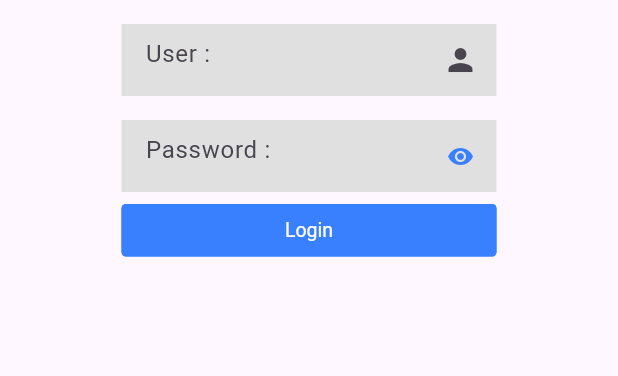
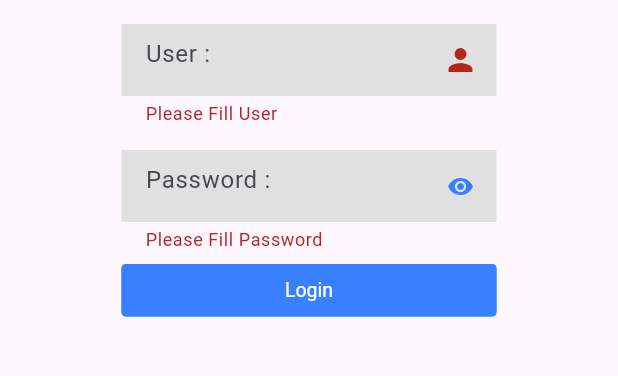
Before and after one commit to masterUNG/JayProJ, a Flutter app: the screen it shows after launch, after a tap on "Login", on a phone screen of 412 x 824 dp, the part 150-526 px from its top. Run offline on Flutter 3.47's test engine with Material 3 defaults, Android fonts, the phone set to English and light mode, and no system bars; drawn by our look-alikes of getwidget; our stand-ins replace dio, geolocator, get, image_picker; missing offline and left inert: scan.

Commit message:
Authen Success

```diff
--- /dev/null
+++ b/lib/models/user_model.dart
@@ -0,0 +1,69 @@
+import 'dart:convert';
+
+// ignore_for_file: public_member_api_docs, sort_constructors_first, non_constant_identifier_names
+class UserModel {
+  final String mem_id;
+  final String mem_name;
+  final String mem_address;
+  final String mem_tel;
+  final String mem_username;
+  final String mem_password;
+  final String mem_email;
+  final String mem_img;
+  final String mem_type;
+  final String mem_code;
+  final String datesave;
+  final String answer;
+  UserModel({
+    required this.mem_id,
+    required this.mem_name,
+    required this.mem_address,
+    required this.mem_tel,
+    required this.mem_username,
+    required this.mem_password,
+    required this.mem_email,
+    required this.mem_img,
+    required this.mem_type,
+    required this.mem_code,
+    required this.datesave,
+    required this.answer,
+  });
+
+  Map<String, dynamic> toMap() {
+    return <String, dynamic>{
+      'mem_id': mem_id,
+      'mem_name': mem_name,
+      'mem_address': mem_address,
+      'mem_tel': mem_tel,
+      'mem_username': mem_username,
+      'mem_password': mem_password,
+      'mem_email': mem_email,
+      'mem_img': mem_img,
+      'mem_type': mem_type,
+      'mem_code': mem_code,
+      'datesave': datesave,
+      'answer': answer,
+    };
+  }
+
+  factory UserModel.fromMap(Map<String, dynamic> map) {
+    return UserModel(
+      mem_id: (map['mem_id'] ?? '') as String,
+      mem_name: (map['mem_name'] ?? '') as String,
+      mem_address: (map['mem_address'] ?? '') as String,
+      mem_tel: (map['mem_tel'] ?? '') as String,
+      mem_username: (map['mem_username'] ?? '') as String,
+      mem_password: (map['mem_password'] ?? '') as String,
+      mem_email: (map['mem_email'] ?? '') as String,
+      mem_img: (map['mem_img'] ?? '') as String,
+      mem_type: (map['mem_type'] ?? '') as String,
+      mem_code: (map['mem_code'] ?? '') as String,
+      datesave: (map['datesave'] ?? '') as String,
+      answer: (map['answer'] ?? '') as String,
+    );
+  }
+
+  String toJson() => json.encode(toMap());
+
+  factory UserModel.fromJson(String source) => UserModel.fromMap(json.decode(source) as Map<String, dynamic>);
+}
--- a/lib/states/authen.dart
+++ b/lib/states/authen.dart
@@ -1,6 +1,7 @@
 import 'package:flutter/material.dart';
 import 'package:get/get.dart';
 import 'package:jayproj/utility/app_controller.dart';
+import 'package:jayproj/utility/app_service.dart';
 import 'package:jayproj/widgets/widget_button.dart';
 import 'package:jayproj/widgets/widget_form.dart';
 import 'package:jayproj/widgets/widget_icon_button.dart';
@@ -16,6 +17,11 @@ class Authen extends StatefulWidget {
 class _AuthenState extends State<Authen> {
   AppController appController = Get.put(AppController());
 
+  final formKey = GlobalKey<FormState>();
+
+  TextEditingController userController = TextEditingController();
+  TextEditingController passwordController = TextEditingController();
+
   @override
   Widget build(BuildContext context) {
     return Scaffold(
@@ -30,15 +36,33 @@ class _AuthenState extends State<Authen> {
                 Container(
                   width: 250,
                   margin: const EdgeInsets.only(top: 64),
+                  child: Form(
+                    key: formKey,
                     child: Column(
                       children: [
-                      WidgetLogo(),
+                        const WidgetLogo(),
                         WidgetForm(
+                          textEditingController: userController,
+                          validateFunc: (p0) {
+                            if (p0?.isEmpty ?? true) {
+                              return 'Please Fill User';
+                            } else {
+                              return null;
+                            }
+                          },
                           hint: 'User :',
-                        suffixWidget: Icon(Icons.person),
+                          suffixWidget: const Icon(Icons.person),
                         ),
                         Obx(() {
                           return WidgetForm(
+                            textEditingController: passwordController,
+                            validateFunc: (p0) {
+                              if (p0?.isEmpty ?? true) {
+                                return 'Please Fill Password';
+                              } else {
+                                return null;
+                              }
+                            },
                             hint: 'Password :',
                             obsecu: appController.redEye.value,
                             suffixWidget: WidgetIconButton(
@@ -52,13 +76,22 @@ class _AuthenState extends State<Authen> {
                             ),
                           );
                         }),
-                      Container(width: 250,margin: const EdgeInsets.only(top: 8),
+                        Container(
+                          width: 250,
+                          margin: const EdgeInsets.only(top: 8),
                           child: WidgetButton(
                             label: 'Login',
-                          pressFunc: () {},
+                            pressFunc: () {
+                              if (formKey.currentState!.validate()) {
+                                AppService().processCheckLogin(
+                                    user: userController.text,
+                                    password: passwordController.text);
+                              }
+                            },
                           ),
                         )
                       ],
+                    ),
                   ),
                 ),
               ],
--- a/lib/utility/app_service.dart
+++ b/lib/utility/app_service.dart
@@ -5,8 +5,11 @@ import 'package:crypto/crypto.dart';
 import 'package:dio/dio.dart' as dio;
 import 'package:geolocator/geolocator.dart';
 import 'package:get/get.dart';
+import 'package:getwidget/getwidget.dart';
 import 'package:image_picker/image_picker.dart';
 import 'package:jayproj/models/data_model.dart';
+import 'package:jayproj/models/user_model.dart';
+import 'package:jayproj/states/main_scan.dart';
 import 'package:jayproj/utility/app_constant.dart';
 import 'package:jayproj/utility/app_controller.dart';
 import 'package:jayproj/utility/app_dialog.dart';
@@ -145,5 +148,39 @@ class AppService {
         ));
   }
 
+  Future<void> processCheckLogin({
+    required String user,
+    required String password,
+  }) async {
+    String urlApi =
+        'https://www.androidthai.in.th/fluttertraining/JayProJ/getUserWhereMemUser.php?isAdd=true&mem_username=$user';
 
+    await dio.Dio().get(urlApi).then((value) {
+      if (value.toString() == 'null') {
+        Get.snackbar('User False', 'No $user in my Database',
+            backgroundColor: GFColors.DANGER, colorText: GFColors.WHITE);
+      } else {
+        for (var element in json.decode(value.data)) {
+          UserModel userModel = UserModel.fromMap(element);
+
+          String passwordSha1 = userModel.mem_password;
+          print('## passowordSha1---> $passwordSha1');
+
+          var bytes = utf8.encode(password);
+          var userPasswordSha1 = sha1.convert(bytes);
+          print('## yserPasswordSha1 --> $userPasswordSha1');
+
+          if (passwordSha1 == userPasswordSha1.toString()) {
+            //Password True
+            Get.snackbar(
+                'Authen Success', 'Welcome คุณ${userModel.mem_name} To my App');
+            Get.offAll(const MainScan());
+          } else {
+            Get.snackbar('Password False', 'Please Try Again',
+                backgroundColor: GFColors.WARNING);
+          }
+        }
+      }
+    });
+  }
 }
--- a/lib/widgets/widget_form.dart
+++ b/lib/widgets/widget_form.dart
@@ -7,18 +7,23 @@ class WidgetForm extends StatelessWidget {
     this.hint,
     this.obsecu,
     this.suffixWidget,
+    this.validateFunc,
+    this.textEditingController,
   }) : super(key: key);
 
   final String? hint;
   final bool? obsecu;
   final Widget? suffixWidget;
-
+  final String? Function(String?)? validateFunc;
+  final TextEditingController? textEditingController;
 
   @override
   Widget build(BuildContext context) {
     return Container(
       margin: const EdgeInsets.only(top: 16),
       child: TextFormField(
+        controller: textEditingController,
+        validator: validateFunc,
         obscureText: obsecu ?? false,
         decoration: InputDecoration(
           filled: true,
--- a/pubspec.yaml
+++ b/pubspec.yaml
@@ -41,6 +41,8 @@ dependencies:
   image_picker: ^1.0.7
   geolocator: ^10.1.0
   getwidget: ^4.0.0
+  crypto: ^3.0.3
+  get_storage: ^2.1.1
 
 
 dev_dependencies:
```
Also changed, not shown: pubspec.lock, 2 other files. Lines whose indentation alone changed are shown as unchanged.
